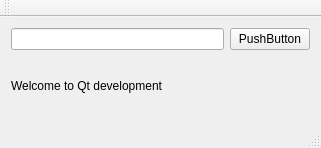
jeremyboutot/HelloGui, file mainwindow.ui: the form before one commit.
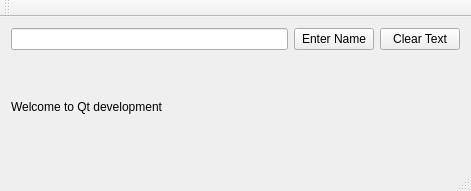
The form after the commit.

Commit message: Added clear button to mainwindow.cpp

Diff of the .ui file:
```diff
--- a/mainwindow.ui
+++ b/mainwindow.ui
@@ -6,8 +6,8 @@
    <rect>
     <x>0</x>
     <y>0</y>
-    <width>321</width>
-    <height>148</height>
+    <width>471</width>
+    <height>191</height>
    </rect>
   </property>
   <property name="windowTitle">
@@ -23,7 +23,14 @@
       <item>
        <widget class="QPushButton" name="pushButton">
         <property name="text">
-         <string>PushButton</string>
+         <string>Enter Name</string>
+        </property>
+       </widget>
+      </item>
+      <item>
+       <widget class="QPushButton" name="pushButtonClear">
+        <property name="text">
+         <string>Clear Text</string>
         </property>
        </widget>
       </item>
```
Left out of the diff: 4 changed lines with no effect on the pictures. The commit also changes 2 other files.
